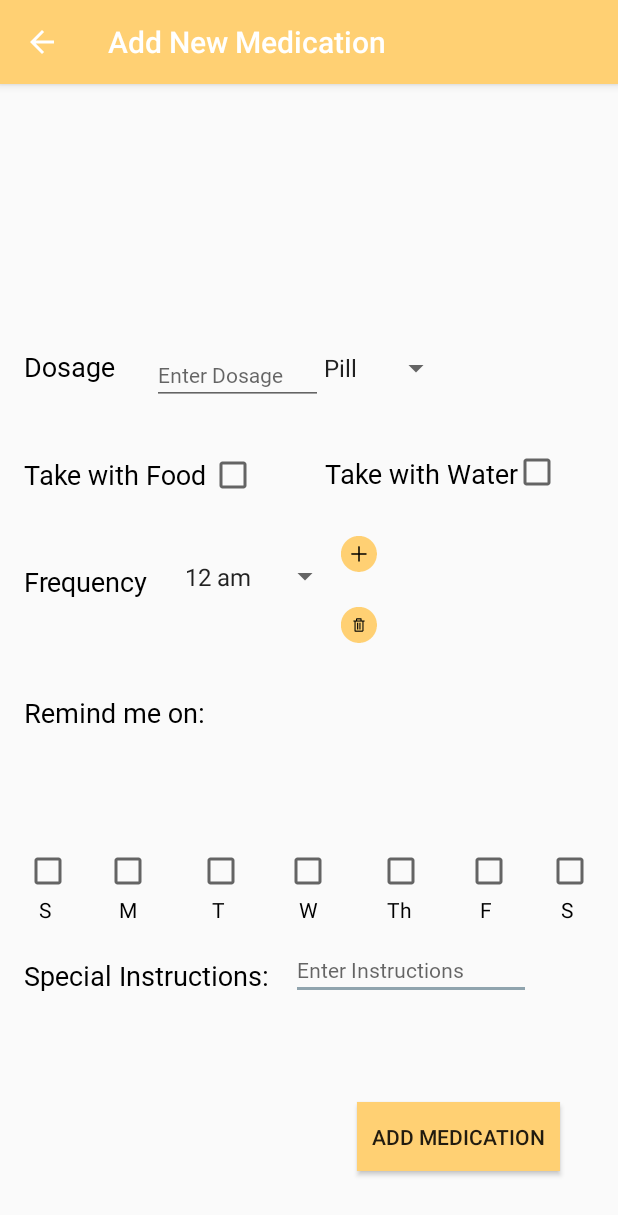
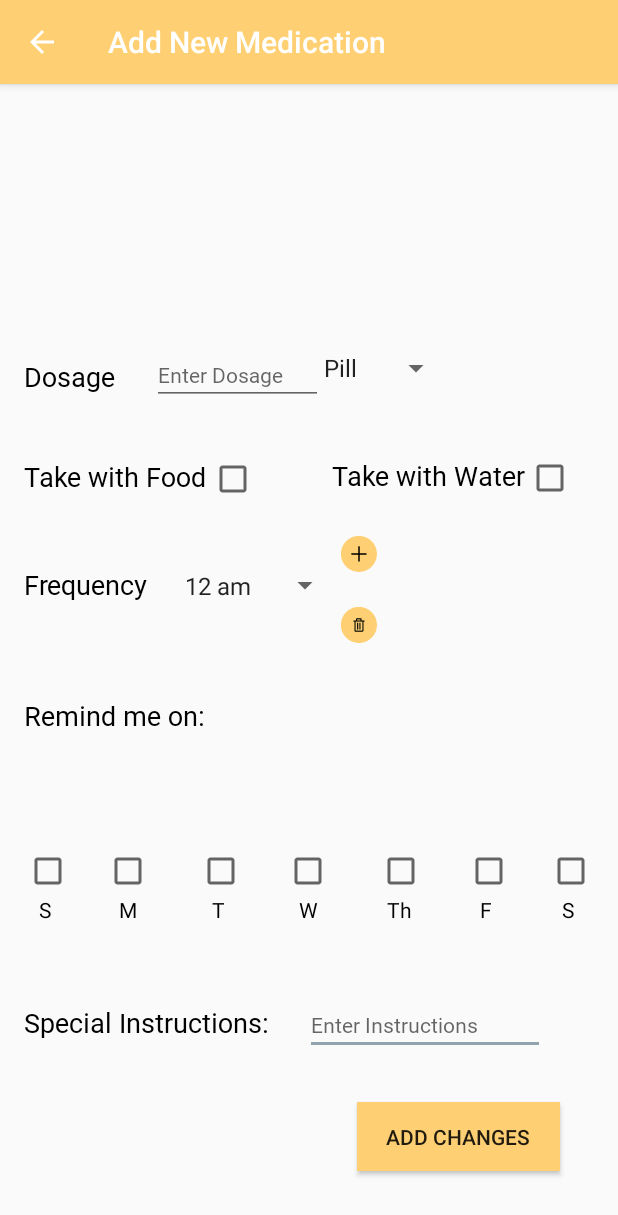
Before and after one commit to Anderson-A/OuRx, an Android app: the AddMedication screen opened directly, with no data from a screen before it, on a phone screen of 412 x 824 dp. Shown: the top 1215 px of the screen. Run offline under Robolectric (Android 15) with nearby library versions, the phone set to English and light mode, and no system bars.

Commit message:
Layout for tablet looks good and is cleaned up for normal phone

```diff
--- a/app/src/main/res/layout/add_medication.xml
+++ b/app/src/main/res/layout/add_medication.xml
@@ -11,25 +11,22 @@
         android:layout_width="99dp"
         android:layout_height="32dp"
         android:layout_marginStart="16dp"
-        android:layout_marginTop="8dp"
         android:layout_marginEnd="8dp"
         android:fontFamily="@font/roboto"
         android:text="@string/add_dosage"
         android:textAlignment="viewStart"
         android:textColor="@android:color/black"
         android:textSize="18sp"
-        app:layout_constraintBottom_toBottomOf="parent"
+        app:layout_constraintBaseline_toBaselineOf="@+id/dosage"
         app:layout_constraintEnd_toEndOf="parent"
         app:layout_constraintHorizontal_bias="0.0"
         app:layout_constraintStart_toStartOf="parent"
-        app:layout_constraintTop_toTopOf="parent"
-        app:layout_constraintVertical_bias="0.231"
         tools:text="@string/add_dosage" />
 
     <TextView
         android:id="@+id/frequency_text"
-        android:layout_width="86dp"
-        android:layout_height="30dp"
+        android:layout_width="wrap_content"
+        android:layout_height="wrap_content"
         android:layout_marginStart="16dp"
         android:layout_marginTop="8dp"
         android:layout_marginEnd="8dp"
@@ -49,8 +46,8 @@
 
     <TextView
         android:id="@+id/reminder_text"
-        android:layout_width="147dp"
-        android:layout_height="28dp"
+        android:layout_width="wrap_content"
+        android:layout_height="wrap_content"
         android:layout_marginStart="16dp"
         android:layout_marginTop="8dp"
         android:layout_marginEnd="8dp"
@@ -70,12 +67,11 @@
 
     <TextView
         android:id="@+id/special_instructions_text"
-        android:layout_width="171dp"
-        android:layout_height="29dp"
+        android:layout_width="wrap_content"
+        android:layout_height="47dp"
         android:layout_marginStart="16dp"
         android:layout_marginTop="8dp"
         android:layout_marginEnd="8dp"
-        android:layout_marginBottom="8dp"
         android:clickable="false"
         android:fontFamily="@font/roboto"
         android:text="@string/add_special_instructions"
@@ -87,13 +83,13 @@
         app:layout_constraintHorizontal_bias="0.0"
         app:layout_constraintStart_toStartOf="parent"
         app:layout_constraintTop_toTopOf="parent"
-        app:layout_constraintVertical_bias="0.794"
+        app:layout_constraintVertical_bias="0.849"
         tools:text="@string/add_special_instructions" />
 
     <TextView
         android:id="@+id/take_with_food_text"
-        android:layout_width="135dp"
-        android:layout_height="28dp"
+        android:layout_width="wrap_content"
+        android:layout_height="wrap_content"
         android:layout_marginStart="16dp"
         android:layout_marginTop="8dp"
         android:fontFamily="@font/roboto"
@@ -111,8 +107,8 @@
 
     <TextView
         android:id="@+id/take_with_food_water"
-        android:layout_width="135dp"
-        android:layout_height="28dp"
+        android:layout_width="wrap_content"
+        android:layout_height="wrap_content"
         android:layout_marginStart="16dp"
         android:layout_marginTop="8dp"
         android:layout_marginEnd="8dp"
@@ -142,23 +138,25 @@
         android:button="@null"
         android:drawableTop="?android:attr/listChoiceIndicatorMultiple"
         android:text="   S"
+        app:layout_constraintBaseline_toBaselineOf="@+id/checkBox_mon"
         app:layout_constraintBottom_toBottomOf="parent"
         app:layout_constraintEnd_toEndOf="parent"
         app:layout_constraintHorizontal_bias="0.022"
         app:layout_constraintStart_toStartOf="parent"
         app:layout_constraintTop_toTopOf="parent"
-        app:layout_constraintVertical_bias="0.989" />
+        app:layout_constraintVertical_bias="1.0" />
 
     <CheckBox
         android:id="@+id/checkBox_mon"
         android:layout_width="32dp"
-        android:layout_height="50dp"
+        android:layout_height="48dp"
         android:layout_marginStart="8dp"
         android:layout_marginTop="8dp"
         android:layout_marginEnd="8dp"
         android:layout_marginBottom="204dp"
         android:button="@null"
         android:drawableTop="?android:attr/listChoiceIndicatorMultiple"
+        app:layout_constraintBaseline_toBaselineOf="@+id/checkBox_tues"
         android:text="   M"
         app:layout_constraintBottom_toBottomOf="parent"
         app:layout_constraintEnd_toEndOf="parent"
@@ -172,78 +170,62 @@
         android:layout_width="32dp"
         android:layout_height="50dp"
         android:layout_marginStart="8dp"
-        android:layout_marginTop="8dp"
         android:layout_marginEnd="8dp"
-        android:layout_marginBottom="204dp"
         android:button="@null"
         android:drawableTop="?android:attr/listChoiceIndicatorMultiple"
         android:text="   T"
-        app:layout_constraintBottom_toBottomOf="parent"
+        app:layout_constraintBaseline_toBaselineOf="@+id/checkBox_wed"
         app:layout_constraintEnd_toEndOf="parent"
         app:layout_constraintHorizontal_bias="0.338"
-        app:layout_constraintStart_toStartOf="parent"
-        app:layout_constraintTop_toTopOf="parent"
-        app:layout_constraintVertical_bias="0.989" />
+        app:layout_constraintStart_toStartOf="parent" />
 
     <CheckBox
         android:id="@+id/checkBox_wed"
         android:layout_width="32dp"
         android:layout_height="50dp"
         android:layout_marginStart="8dp"
-        android:layout_marginTop="8dp"
         android:layout_marginEnd="8dp"
-        android:layout_marginBottom="204dp"
         android:button="@null"
         android:drawableTop="?android:attr/listChoiceIndicatorMultiple"
         android:text="   W"
-        app:layout_constraintBottom_toBottomOf="parent"
+        app:layout_constraintBaseline_toBaselineOf="@+id/checkBox_thurs"
         app:layout_constraintEnd_toEndOf="parent"
         app:layout_constraintHorizontal_bias="0.498"
-        app:layout_constraintStart_toStartOf="parent"
-        app:layout_constraintTop_toTopOf="parent"
-        app:layout_constraintVertical_bias="0.989" />
+        app:layout_constraintStart_toStartOf="parent" />
 
     <CheckBox
         android:id="@+id/checkBox_thurs"
         android:layout_width="32dp"
         android:layout_height="50dp"
         android:layout_marginStart="8dp"
-        android:layout_marginTop="8dp"
         android:layout_marginEnd="8dp"
-        android:layout_marginBottom="204dp"
         android:button="@null"
         android:drawableTop="?android:attr/listChoiceIndicatorMultiple"
         android:text="  Th"
-        app:layout_constraintBottom_toBottomOf="parent"
+        app:layout_constraintBaseline_toBaselineOf="@+id/checkBox_fri"
         app:layout_constraintEnd_toEndOf="parent"
         app:layout_constraintHorizontal_bias="0.669"
-        app:layout_constraintStart_toStartOf="parent"
-        app:layout_constraintTop_toTopOf="parent"
-        app:layout_constraintVertical_bias="0.989" />
+        app:layout_constraintStart_toStartOf="parent" />
 
     <CheckBox
         android:id="@+id/checkBox_fri"
         android:layout_width="32dp"
         android:layout_height="50dp"
         android:layout_marginStart="8dp"
-        android:layout_marginTop="8dp"
         android:layout_marginEnd="8dp"
-        android:layout_marginBottom="204dp"
         android:button="@null"
         android:drawableTop="?android:attr/listChoiceIndicatorMultiple"
         android:text="   F"
-        app:layout_constraintBottom_toBottomOf="parent"
+        app:layout_constraintBaseline_toBaselineOf="@+id/checkBox_sat"
         app:layout_constraintEnd_toEndOf="parent"
         app:layout_constraintHorizontal_bias="0.829"
-        app:layout_constraintStart_toStartOf="parent"
-        app:layout_constraintTop_toTopOf="parent"
-        app:layout_constraintVertical_bias="0.989" />
+        app:layout_constraintStart_toStartOf="parent" />
 
     <CheckBox
         android:id="@+id/checkBox_sat"
         android:layout_width="31dp"
         android:layout_height="50dp"
-        android:layout_marginStart="364dp"
+        android:layout_marginStart="8dp"
         android:layout_marginTop="8dp"
         android:layout_marginEnd="8dp"
         android:layout_marginBottom="204dp"
@@ -252,26 +234,24 @@
         android:text="   S"
         app:layout_constraintBottom_toBottomOf="parent"
         app:layout_constraintEnd_toEndOf="parent"
-        app:layout_constraintHorizontal_bias="0.0"
-        app:layout_constraintStart_toStartOf="parent"
+        app:layout_constraintHorizontal_bias="0.652"
+        app:layout_constraintStart_toEndOf="@+id/checkBox_fri"
         app:layout_constraintTop_toTopOf="parent"
         app:layout_constraintVertical_bias="0.989" />
 
     <EditText
         android:id="@+id/special_instructions"
         android:layout_width="wrap_content"
-        android:layout_height="wrap_content"
+        android:layout_height="40dp"
         android:ems="10"
         android:fontFamily="@font/roboto"
         android:hint="@string/add_enter_instructions"
         android:inputType="text"
         android:textSize="14sp"
-        app:layout_constraintBottom_toBottomOf="parent"
+        app:layout_constraintBaseline_toBaselineOf="@+id/special_instructions_text"
         app:layout_constraintEnd_toEndOf="parent"
-        app:layout_constraintHorizontal_bias="0.769"
-        app:layout_constraintStart_toStartOf="parent"
-        app:layout_constraintTop_toTopOf="parent"
-        app:layout_constraintVertical_bias="0.784" />
+        app:layout_constraintHorizontal_bias="0.806"
+        app:layout_constraintStart_toStartOf="parent" />
 
     <EditText
         android:id="@+id/dosage"
@@ -297,12 +277,10 @@
         android:layout_height="wrap_content"
         android:layout_marginStart="4dp"
         android:layout_marginEnd="4dp"
-        app:layout_constraintBottom_toBottomOf="parent"
+        app:layout_constraintBaseline_toBaselineOf="@+id/take_with_food_water"
         app:layout_constraintEnd_toEndOf="parent"
-        app:layout_constraintHorizontal_bias="0.908"
-        app:layout_constraintStart_toStartOf="parent"
-        app:layout_constraintTop_toTopOf="parent"
-        app:layout_constraintVertical_bias="0.33" />
+        app:layout_constraintHorizontal_bias="0.932"
+        app:layout_constraintStart_toStartOf="parent" />
 
     <CheckBox
         android:id="@+id/take_with_food"
@@ -310,12 +288,10 @@
         android:layout_height="wrap_content"
         android:layout_marginStart="4dp"
         android:layout_marginEnd="4dp"
-        app:layout_constraintBottom_toBottomOf="parent"
+        app:layout_constraintBaseline_toBaselineOf="@+id/take_with_food_text"
         app:layout_constraintEnd_toEndOf="parent"
         app:layout_constraintHorizontal_bias="0.363"
-        app:layout_constraintStart_toStartOf="parent"
-        app:layout_constraintTop_toTopOf="parent"
-        app:layout_constraintVertical_bias="0.332" />
+        app:layout_constraintStart_toStartOf="parent" />
 
     <Spinner
         android:id="@+id/dosage_unit"
@@ -337,12 +313,10 @@
         android:layout_height="38dp"
         android:layout_marginEnd="4dp"
         android:entries="@array/hours"
-        app:layout_constraintBottom_toBottomOf="parent"
+        app:layout_constraintBaseline_toBaselineOf="@+id/frequency_text"
         app:layout_constraintEnd_toEndOf="parent"
         app:layout_constraintHorizontal_bias="0.389"
-        app:layout_constraintStart_toStartOf="parent"
-        app:layout_constraintTop_toTopOf="parent"
-        app:layout_constraintVertical_bias="0.424" />
+        app:layout_constraintStart_toStartOf="parent" />
 
     <Button
         android:id="@+id/add_time"
@@ -379,10 +353,9 @@
         android:layout_marginEnd="8dp"
         android:layout_marginBottom="8dp"
         android:scrollbars="vertical"
-        android:visibility="visible"
         app:layout_constraintBottom_toBottomOf="parent"
         app:layout_constraintEnd_toEndOf="parent"
-        app:layout_constraintHorizontal_bias="0.828"
+        app:layout_constraintHorizontal_bias="0.871"
         app:layout_constraintStart_toStartOf="parent"
         app:layout_constraintTop_toTopOf="parent"
         app:layout_constraintVertical_bias="0.451" />
@@ -397,7 +370,7 @@
         android:layout_marginBottom="8dp"
         android:background="@color/colorPrimary"
         android:onClick="onAddMedication"
-        android:text="Add Medication"
+        android:text="Add Changes"
         app:layout_constraintBottom_toBottomOf="parent"
         app:layout_constraintEnd_toEndOf="parent"
         app:layout_constraintHorizontal_bias="0.882"
```
Also changed, not shown: app/src/main/res/layout/medication_info.xml (+39 -66 lines).
